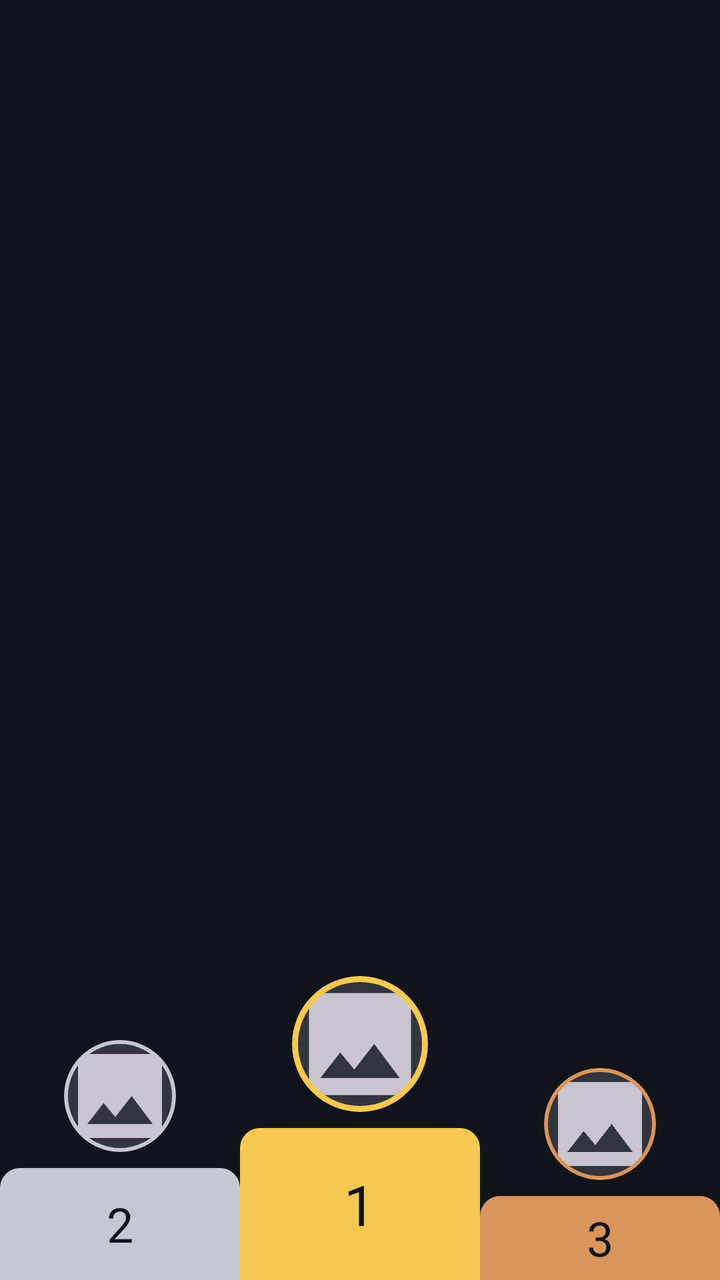
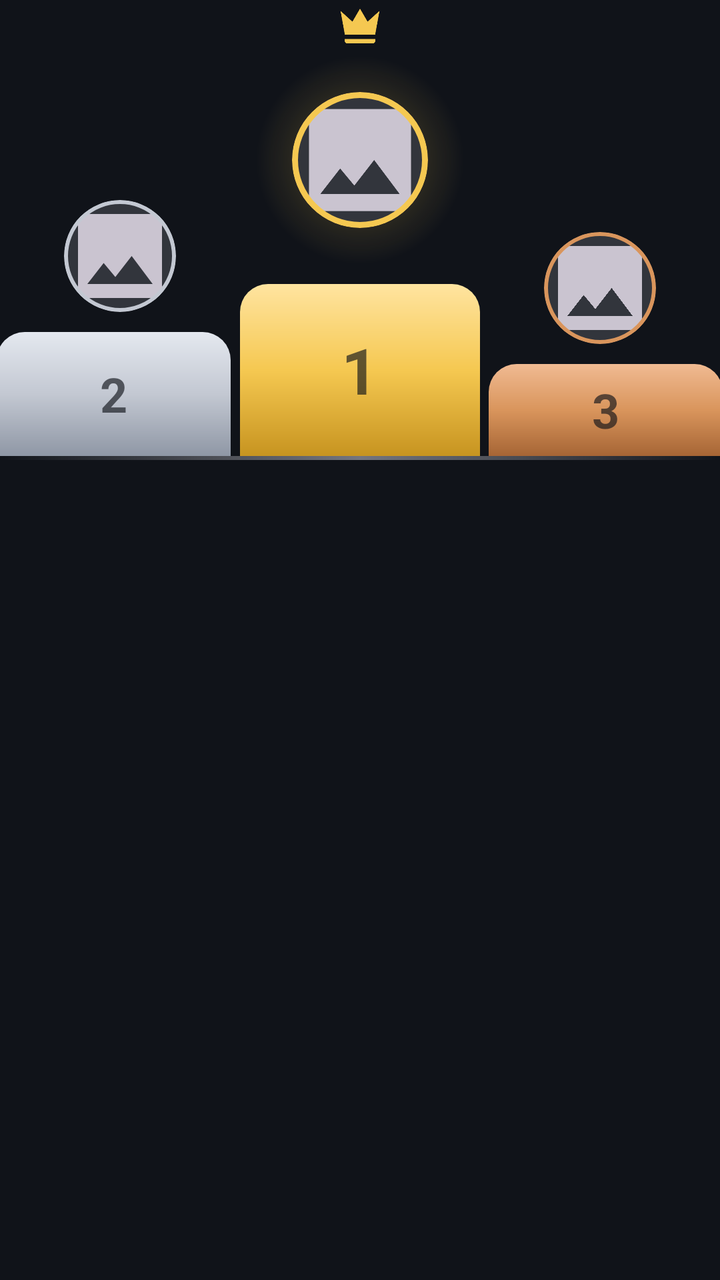

Before-and-after screenshots of an Android layout around one commit, followed by the original layout XML and the change that was made.
<!-- AndroidManifest.xml: application theme Theme.MobileSE -->
<!-- res/layout/view_podium.xml -->
<?xml version="1.0" encoding="utf-8"?>
<LinearLayout xmlns:android="http://schemas.android.com/apk/res/android"
    xmlns:app="http://schemas.android.com/apk/res-auto"
    xmlns:tools="http://schemas.android.com/tools"
    android:layout_width="match_parent"
    android:layout_height="wrap_content"
    android:orientation="horizontal"
    android:baselineAligned="false"
    android:gravity="bottom">

    
    <LinearLayout
        android:id="@+id/llPodiumSecond"
        android:layout_width="0dp"
        android:layout_height="wrap_content"
        android:layout_weight="1"
        android:orientation="vertical"
        android:gravity="center_horizontal|bottom">

        <com.google.android.material.card.MaterialCardView
            android:layout_width="@dimen/podium_avatar_size"
            android:layout_height="@dimen/podium_avatar_size"
            android:layout_marginBottom="8dp"
            app:cardCornerRadius="@dimen/podium_avatar_radius"
            app:cardElevation="0dp"
            app:strokeWidth="2dp"
            app:strokeColor="@color/podium_second"
            app:cardBackgroundColor="?attr/colorSurfaceContainerHighest">

            <ImageView
                android:id="@+id/ivPodiumSecond"
                android:layout_width="match_parent"
                android:layout_height="match_parent"
                android:scaleType="centerCrop"
                android:src="@drawable/ic_image" />
        </com.google.android.material.card.MaterialCardView>

        <FrameLayout
            android:layout_width="match_parent"
            android:layout_height="@dimen/podium_block_second_height"
            android:background="@drawable/bg_podium_block"
            android:backgroundTint="@color/podium_second">

            <TextView
                android:layout_width="wrap_content"
                android:layout_height="wrap_content"
                android:layout_gravity="center"
                android:text="@string/podium_rank_2"
                android:textAppearance="?attr/textAppearanceHeadlineSmall"
                android:textColor="@color/md_surface"
                tools:ignore="RelativeOverlap" />
        </FrameLayout>
    </LinearLayout>

    
    <LinearLayout
        android:id="@+id/llPodiumFirst"
        android:layout_width="0dp"
        android:layout_height="wrap_content"
        android:layout_weight="1"
        android:orientation="vertical"
        android:gravity="center_horizontal|bottom">

        <com.google.android.material.card.MaterialCardView
            android:layout_width="@dimen/podium_avatar_size_first"
            android:layout_height="@dimen/podium_avatar_size_first"
            android:layout_marginBottom="8dp"
            app:cardCornerRadius="@dimen/podium_avatar_radius_first"
            app:cardElevation="0dp"
            app:strokeWidth="3dp"
            app:strokeColor="@color/podium_first"
            app:cardBackgroundColor="?attr/colorSurfaceContainerHighest">

            <ImageView
                android:id="@+id/ivPodiumFirst"
                android:layout_width="match_parent"
                android:layout_height="match_parent"
                android:scaleType="centerCrop"
                android:src="@drawable/ic_image" />
        </com.google.android.material.card.MaterialCardView>

        <FrameLayout
            android:layout_width="match_parent"
            android:layout_height="@dimen/podium_block_first_height"
            android:background="@drawable/bg_podium_block"
            android:backgroundTint="@color/podium_first">

            <TextView
                android:layout_width="wrap_content"
                android:layout_height="wrap_content"
                android:layout_gravity="center"
                android:text="@string/podium_rank_1"
                android:textAppearance="?attr/textAppearanceHeadlineMedium"
                android:textColor="@color/md_surface" />
        </FrameLayout>
    </LinearLayout>

    
    <LinearLayout
        android:id="@+id/llPodiumThird"
        android:layout_width="0dp"
        android:layout_height="wrap_content"
        android:layout_weight="1"
        android:orientation="vertical"
        android:gravity="center_horizontal|bottom">

        <com.google.android.material.card.MaterialCardView
            android:layout_width="@dimen/podium_avatar_size"
            android:layout_height="@dimen/podium_avatar_size"
            android:layout_marginBottom="8dp"
            app:cardCornerRadius="@dimen/podium_avatar_radius"
            app:cardElevation="0dp"
            app:strokeWidth="2dp"
            app:strokeColor="@color/podium_third"
            app:cardBackgroundColor="?attr/colorSurfaceContainerHighest">

            <ImageView
                android:id="@+id/ivPodiumThird"
                android:layout_width="match_parent"
                android:layout_height="match_parent"
                android:scaleType="centerCrop"
                android:src="@drawable/ic_image" />
        </com.google.android.material.card.MaterialCardView>

        <FrameLayout
            android:layout_width="match_parent"
            android:layout_height="@dimen/podium_block_third_height"
            android:background="@drawable/bg_podium_block"
            android:backgroundTint="@color/podium_third">

            <TextView
                android:layout_width="wrap_content"
                android:layout_height="wrap_content"
                android:layout_gravity="center"
                android:text="@string/podium_rank_3"
                android:textAppearance="?attr/textAppearanceHeadlineSmall"
                android:textColor="@color/md_surface" />
        </FrameLayout>
    </LinearLayout>

</LinearLayout>
<!-- resources referenced by this layout -->
<resources>
  <color name="md_surface">#101319</color>
  <color name="podium_first">#F5C851</color>
  <color name="podium_second">#C3C8D2</color>
  <color name="podium_third">#D9955C</color>
  <dimen name="podium_block_first_height">76dp</dimen>
  <dimen name="podium_block_second_height">56dp</dimen>
  <dimen name="podium_block_third_height">42dp</dimen>
  <!-- drawable bg_podium_block (drawable) -->
  <?xml version="1.0" encoding="utf-8"?>
  <shape xmlns:android="http://schemas.android.com/apk/res/android"
      android:shape="rectangle">
      <solid android:color="@android:color/white" />
      <corners
          android:topLeftRadius="10dp"
          android:topRightRadius="10dp" />
  </shape>
  <string name="podium_rank_1">1</string>
  <string name="podium_rank_2">2</string>
  <string name="podium_rank_3">3</string>
  <color name="md_primary">#AEB6FF</color>
  <color name="md_on_primary">#1B1B5C</color>
  <color name="md_secondary">#6FE7B7</color>
  <color name="md_tertiary">#FFB77C</color>
  <color name="md_error">#FFB4AB</color>
  <color name="md_on_error">#690005</color>
  <color name="md_on_surface">#E3E2E9</color>
  <color name="md_outline">#90909A</color>
  <!-- unchanged entries left out for length: 40 -->
</resources>

<!-- the commit's change to res/layout/view_podium.xml (unified diff, before → after) -->
@@ -1,141 +1,187 @@
 <?xml version="1.0" encoding="utf-8"?>
 <LinearLayout xmlns:android="http://schemas.android.com/apk/res/android"
     xmlns:app="http://schemas.android.com/apk/res-auto"
-    xmlns:tools="http://schemas.android.com/tools"
     android:layout_width="match_parent"
     android:layout_height="wrap_content"
-    android:orientation="horizontal"
-    android:baselineAligned="false"
-    android:gravity="bottom">
+    android:orientation="vertical">
 
-    
     <LinearLayout
-        android:id="@+id/llPodiumSecond"
-        android:layout_width="0dp"
+        android:layout_width="match_parent"
         android:layout_height="wrap_content"
-        android:layout_weight="1"
-        android:orientation="vertical"
-        android:gravity="center_horizontal|bottom">
+        android:orientation="horizontal"
+        android:baselineAligned="false"
+        android:gravity="bottom">
 
-        <com.google.android.material.card.MaterialCardView
-            android:layout_width="@dimen/podium_avatar_size"
-            android:layout_height="@dimen/podium_avatar_size"
-            android:layout_marginBottom="8dp"
-            app:cardCornerRadius="@dimen/podium_avatar_radius"
-            app:cardElevation="0dp"
-            app:strokeWidth="2dp"
-            app:strokeColor="@color/podium_second"
-            app:cardBackgroundColor="?attr/colorSurfaceContainerHighest">
+        
+        <LinearLayout
+            android:id="@+id/llPodiumSecond"
+            android:layout_width="0dp"
+            android:layout_height="wrap_content"
+            android:layout_weight="1"
+            android:orientation="vertical"
+            android:gravity="center_horizontal|bottom">
+
+            <com.google.android.material.card.MaterialCardView
+                android:id="@+id/cvPodiumSecond"
+                android:layout_width="@dimen/podium_avatar_size"
+                android:layout_height="@dimen/podium_avatar_size"
+                android:layout_marginBottom="10dp"
+                app:cardCornerRadius="@dimen/podium_avatar_radius"
+                app:cardElevation="0dp"
+                app:strokeWidth="2dp"
+                app:strokeColor="@color/podium_second"
+                app:cardBackgroundColor="?attr/colorSurfaceContainerHighest">
+
+                <ImageView
+                    android:id="@+id/ivPodiumSecond"
+                    android:layout_width="match_parent"
+                    android:layout_height="match_parent"
+                    android:scaleType="centerCrop"
+                    android:contentDescription="@string/profile_desc"
+                    android:src="@drawable/ic_image" />
+            </com.google.android.material.card.MaterialCardView>
+
+            <FrameLayout
+                android:layout_width="match_parent"
+                android:layout_height="@dimen/podium_block_second_height"
+                android:layout_marginEnd="3dp"
+                android:background="@drawable/bg_podium_block_second">
+
+                <TextView
+                    android:layout_width="wrap_content"
+                    android:layout_height="wrap_content"
+                    android:layout_gravity="center"
+                    android:text="@string/podium_rank_2"
+                    android:textAppearance="?attr/textAppearanceHeadlineSmall"
+                    android:textStyle="bold"
+                    android:textColor="@color/podium_rank_label" />
+            </FrameLayout>
+        </LinearLayout>
+
+        
+        <LinearLayout
+            android:id="@+id/llPodiumFirst"
+            android:layout_width="0dp"
+            android:layout_height="wrap_content"
+            android:layout_weight="1"
+            android:orientation="vertical"
+            android:gravity="center_horizontal|bottom">
+
+            
+            <LinearLayout
+                android:id="@+id/llPodiumFirstAvatar"
+                android:layout_width="wrap_content"
+                android:layout_height="wrap_content"
+                android:orientation="vertical"
+                android:gravity="center_horizontal">
 
             <ImageView
-                android:id="@+id/ivPodiumSecond"
-                android:layout_width="match_parent"
-                android:layout_height="match_parent"
-                android:scaleType="centerCrop"
-                android:src="@drawable/ic_image" />
-        </com.google.android.material.card.MaterialCardView>
+                android:layout_width="@dimen/podium_crown_size"
+                android:layout_height="@dimen/podium_crown_size"
+                android:layout_marginBottom="2dp"
+                android:contentDescription="@null"
+                android:src="@drawable/ic_crown" />
 
-        <FrameLayout
-            android:layout_width="match_parent"
-            android:layout_height="@dimen/podium_block_second_height"
-            android:background="@drawable/bg_podium_block"
-            android:backgroundTint="@color/podium_second">
-
-            <TextView
+            
+            <FrameLayout
                 android:layout_width="wrap_content"
                 android:layout_height="wrap_content"
-                android:layout_gravity="center"
-                android:text="@string/podium_rank_2"
-                android:textAppearance="?attr/textAppearanceHeadlineSmall"
-                android:textColor="@color/md_surface"
-                tools:ignore="RelativeOverlap" />
-        </FrameLayout>
+                android:layout_marginBottom="10dp">
+
+                <View
+                    android:layout_width="@dimen/podium_glow_size"
+                    android:layout_height="@dimen/podium_glow_size"
+                    android:layout_gravity="center"
+                    android:background="@drawable/bg_podium_glow" />
+
+                <com.google.android.material.card.MaterialCardView
+                    android:layout_width="@dimen/podium_avatar_size_first"
+                    android:layout_height="@dimen/podium_avatar_size_first"
+                    android:layout_gravity="center"
+                    app:cardCornerRadius="@dimen/podium_avatar_radius_first"
+                    app:cardElevation="0dp"
+                    app:strokeWidth="3dp"
+                    app:strokeColor="@color/podium_first"
+                    app:cardBackgroundColor="?attr/colorSurfaceContainerHighest">
+
+                    <ImageView
+                        android:id="@+id/ivPodiumFirst"
+                        android:layout_width="match_parent"
+                        android:layout_height="match_parent"
+                        android:scaleType="centerCrop"
+                        android:contentDescription="@string/profile_desc"
+                        android:src="@drawable/ic_image" />
+                </com.google.android.material.card.MaterialCardView>
+            </FrameLayout>
+            </LinearLayout>
+
+            <FrameLayout
+                android:layout_width="match_parent"
+                android:layout_height="@dimen/podium_block_first_height"
+                android:background="@drawable/bg_podium_block_first">
+
+                <TextView
+                    android:layout_width="wrap_content"
+                    android:layout_height="wrap_content"
+                    android:layout_gravity="center"
+                    android:text="@string/podium_rank_1"
+                    android:textAppearance="?attr/textAppearanceHeadlineLarge"
+                    android:textStyle="bold"
+                    android:textColor="@color/podium_rank_label" />
+            </FrameLayout>
+        </LinearLayout>
+
+        
+        <LinearLayout
+            android:id="@+id/llPodiumThird"
+            android:layout_width="0dp"
+            android:layout_height="wrap_content"
+            android:layout_weight="1"
+            android:orientation="vertical"
+            android:gravity="center_horizontal|bottom">
+
+            <com.google.android.material.card.MaterialCardView
+                android:id="@+id/cvPodiumThird"
+                android:layout_width="@dimen/podium_avatar_size"
+                android:layout_height="@dimen/podium_avatar_size"
+                android:layout_marginBottom="10dp"
+                app:cardCornerRadius="@dimen/podium_avatar_radius"
+                app:cardElevation="0dp"
+                app:strokeWidth="2dp"
+                app:strokeColor="@color/podium_third"
+                app:cardBackgroundColor="?attr/colorSurfaceContainerHighest">
+
+                <ImageView
+                    android:id="@+id/ivPodiumThird"
+                    android:layout_width="match_parent"
+                    android:layout_height="match_parent"
+                    android:scaleType="centerCrop"
+                    android:contentDescription="@string/profile_desc"
+                    android:src="@drawable/ic_image" />
+            </com.google.android.material.card.MaterialCardView>
+
+            <FrameLayout
+                android:layout_width="match_parent"
+                android:layout_height="@dimen/podium_block_third_height"
+                android:layout_marginStart="3dp"
+                android:background="@drawable/bg_podium_block_third">
+
+                <TextView
+                    android:layout_width="wrap_content"
+                    android:layout_height="wrap_content"
+                    android:layout_gravity="center"
+                    android:text="@string/podium_rank_3"
+                    android:textAppearance="?attr/textAppearanceHeadlineSmall"
+                    android:textStyle="bold"
+                    android:textColor="@color/podium_rank_label" />
+            </FrameLayout>
+        </LinearLayout>
+
     </LinearLayout>
 
-    
-    <LinearLayout
-        android:id="@+id/llPodiumFirst"
-        android:layout_width="0dp"
-        android:layout_height="wrap_content"
-        android:layout_weight="1"
-        android:orientation="vertical"
-        android:gravity="center_horizontal|bottom">
-
-        <com.google.android.material.card.MaterialCardView
-            android:layout_width="@dimen/podium_avatar_size_first"
-            android:layout_height="@dimen/podium_avatar_size_first"
-            android:layout_marginBottom="8dp"
-            app:cardCornerRadius="@dimen/podium_avatar_radius_first"
-            app:cardElevation="0dp"
-            app:strokeWidth="3dp"
-            app:strokeColor="@color/podium_first"
-            app:cardBackgroundColor="?attr/colorSurfaceContainerHighest">
-
-            <ImageView
-                android:id="@+id/ivPodiumFirst"
-                android:layout_width="match_parent"
-                android:layout_height="match_parent"
-                android:scaleType="centerCrop"
-                android:src="@drawable/ic_image" />
-        </com.google.android.material.card.MaterialCardView>
-
-        <FrameLayout
-            android:layout_width="match_parent"
-            android:layout_height="@dimen/podium_block_first_height"
-            android:background="@drawable/bg_podium_block"
-            android:backgroundTint="@color/podium_first">
-
-            <TextView
-                android:layout_width="wrap_content"
-                android:layout_height="wrap_content"
-                android:layout_gravity="center"
-                android:text="@string/podium_rank_1"
-                android:textAppearance="?attr/textAppearanceHeadlineMedium"
-                android:textColor="@color/md_surface" />
-        </FrameLayout>
-    </LinearLayout>
-
-    
-    <LinearLayout
-        android:id="@+id/llPodiumThird"
-        android:layout_width="0dp"
-        android:layout_height="wrap_content"
-        android:layout_weight="1"
-        android:orientation="vertical"
-        android:gravity="center_horizontal|bottom">
-
-        <com.google.android.material.card.MaterialCardView
-            android:layout_width="@dimen/podium_avatar_size"
-            android:layout_height="@dimen/podium_avatar_size"
-            android:layout_marginBottom="8dp"
-            app:cardCornerRadius="@dimen/podium_avatar_radius"
-            app:cardElevation="0dp"
-            app:strokeWidth="2dp"
-            app:strokeColor="@color/podium_third"
-            app:cardBackgroundColor="?attr/colorSurfaceContainerHighest">
-
-            <ImageView
-                android:id="@+id/ivPodiumThird"
-                android:layout_width="match_parent"
-                android:layout_height="match_parent"
-                android:scaleType="centerCrop"
-                android:src="@drawable/ic_image" />
-        </com.google.android.material.card.MaterialCardView>
-
-        <FrameLayout
-            android:layout_width="match_parent"
-            android:layout_height="@dimen/podium_block_third_height"
-            android:background="@drawable/bg_podium_block"
-            android:backgroundTint="@color/podium_third">
-
-            <TextView
-                android:layout_width="wrap_content"
-                android:layout_height="wrap_content"
-                android:layout_gravity="center"
-                android:text="@string/podium_rank_3"
-                android:textAppearance="?attr/textAppearanceHeadlineSmall"
-                android:textColor="@color/md_surface" />
-        </FrameLayout>
-    </LinearLayout>
+    <View
+        android:layout_width="match_parent"
+        android:layout_height="2dp"
+        android:background="@drawable/bg_podium_floor" />
 
 </LinearLayout>
<!-- resource entries referenced after the edit -->
@@ -2,23 +2,95 @@
 <resources>
   <color name="md_surface">#101319</color>
   <color name="podium_first">#F5C851</color>
+  <color name="podium_rank_label">#A6101319</color>
   <color name="podium_second">#C3C8D2</color>
   <color name="podium_third">#D9955C</color>
-  <dimen name="podium_block_first_height">76dp</dimen>
-  <dimen name="podium_block_second_height">56dp</dimen>
-  <dimen name="podium_block_third_height">42dp</dimen>
-  <!-- drawable bg_podium_block (drawable) -->
+  <dimen name="podium_block_first_height">86dp</dimen>
+  <dimen name="podium_block_second_height">62dp</dimen>
+  <dimen name="podium_block_third_height">46dp</dimen>
+  <dimen name="podium_crown_size">26dp</dimen>
+  <dimen name="podium_glow_size">104dp</dimen>
+  <!-- drawable bg_podium_block_first (drawable) -->
   <?xml version="1.0" encoding="utf-8"?>
   <shape xmlns:android="http://schemas.android.com/apk/res/android"
       android:shape="rectangle">
-      <solid android:color="@android:color/white" />
+      <gradient
+          android:angle="270"
+          android:startColor="@color/podium_first_light"
+          android:centerColor="@color/podium_first"
+          android:endColor="@color/podium_first_deep" />
       <corners
-          android:topLeftRadius="10dp"
-          android:topRightRadius="10dp" />
+          android:topLeftRadius="14dp"
+          android:topRightRadius="14dp" />
   </shape>
+  <!-- drawable bg_podium_block_second (drawable) -->
+  <?xml version="1.0" encoding="utf-8"?>
+  <shape xmlns:android="http://schemas.android.com/apk/res/android"
+      android:shape="rectangle">
+      <gradient
+          android:angle="270"
+          android:startColor="@color/podium_second_light"
+          android:centerColor="@color/podium_second"
+          android:endColor="@color/podium_second_deep" />
+      <corners
+          android:topLeftRadius="14dp"
+          android:topRightRadius="14dp" />
+  </shape>
+  <!-- drawable bg_podium_block_third (drawable) -->
+  <?xml version="1.0" encoding="utf-8"?>
+  <shape xmlns:android="http://schemas.android.com/apk/res/android"
+      android:shape="rectangle">
+      <gradient
+          android:angle="270"
+          android:startColor="@color/podium_third_light"
+          android:centerColor="@color/podium_third"
+          android:endColor="@color/podium_third_deep" />
+      <corners
+          android:topLeftRadius="14dp"
+          android:topRightRadius="14dp" />
+  </shape>
+  <!-- drawable bg_podium_floor (drawable) -->
+  <?xml version="1.0" encoding="utf-8"?>
+  <shape xmlns:android="http://schemas.android.com/apk/res/android"
+      android:shape="rectangle">
+      <gradient
+          android:angle="0"
+          android:startColor="#00C6C6D0"
+          android:centerColor="#8CC6C6D0"
+          android:endColor="#00C6C6D0" />
+  </shape>
+  <!-- drawable bg_podium_glow (drawable) -->
+  <?xml version="1.0" encoding="utf-8"?>
+  <shape xmlns:android="http://schemas.android.com/apk/res/android"
+      android:shape="oval">
+      <gradient
+          android:type="radial"
+          android:gradientRadius="50%"
+          android:startColor="#59F5C851"
+          android:centerColor="#26F5C851"
+          android:endColor="#00F5C851" />
+  </shape>
+  <!-- drawable ic_crown (drawable) -->
+  <?xml version="1.0" encoding="utf-8"?>
+  <vector xmlns:android="http://schemas.android.com/apk/res/android"
+      android:width="24dp"
+      android:height="24dp"
+      android:viewportWidth="24"
+      android:viewportHeight="24">
+      <path
+          android:fillColor="@color/podium_first"
+          android:pathData="M5,16L3,5l5.5,5L12,4l3.5,6L21,5l-2,11H5zM5,19c0,0.55 0.45,1 1,1h12c0.55,0 1,-0.45 1,-1v-1H5v1z" />
+  </vector>
   <string name="podium_rank_1">1</string>
   <string name="podium_rank_2">2</string>
   <string name="podium_rank_3">3</string>
+  <string name="profile_desc">Profile</string>
+  <color name="podium_first_light">#FFE4A0</color>
+  <color name="podium_first_deep">#C79420</color>
+  <color name="podium_second_light">#E4E8EF</color>
+  <color name="podium_second_deep">#8F97A5</color>
+  <color name="podium_third_light">#F0BA92</color>
+  <color name="podium_third_deep">#A66535</color>
   <color name="md_primary">#AEB6FF</color>
   <color name="md_on_primary">#1B1B5C</color>
   <color name="md_secondary">#6FE7B7</color>
